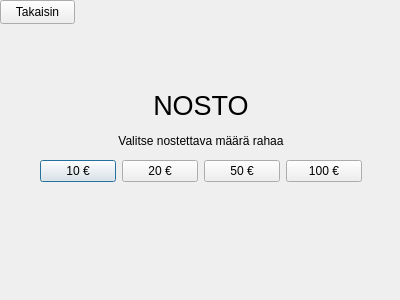
This is frontend/withdrawDLL/withdrawdll.ui in JnsRdnp/ATM-Simulator as Qt 5 draws it before an edit. The edited form follows.
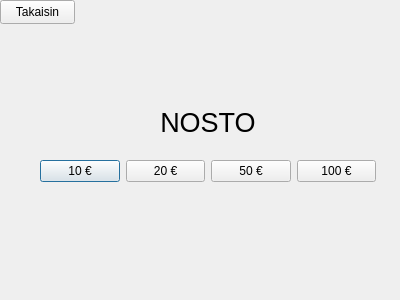
This is the edited form.

```diff
--- a/frontend/withdrawDLL/withdrawdll.ui
+++ b/frontend/withdrawDLL/withdrawdll.ui
@@ -18,7 +18,7 @@
     <rect>
      <x>40</x>
      <y>90</y>
-     <width>322</width>
+     <width>336</width>
      <height>92</height>
     </rect>
    </property>
@@ -41,16 +41,6 @@
       </property>
      </widget>
     </item>
-    <item>
-     <widget class="QLabel" name="label_2">
-      <property name="text">
-       <string>Valitse nostettava määrä rahaa</string>
-      </property>
-      <property name="alignment">
-       <set>Qt::AlignCenter</set>
-      </property>
-     </widget>
-    </item>
     <item>
      <layout class="QHBoxLayout" name="horizontalLayout">
       <item>
```
